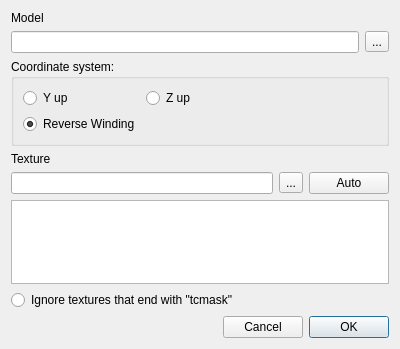
Above: tools/wmit/ImportDialog.ui from cybersphinx/wzgraphicsmods before the change. Below: the same form after it.
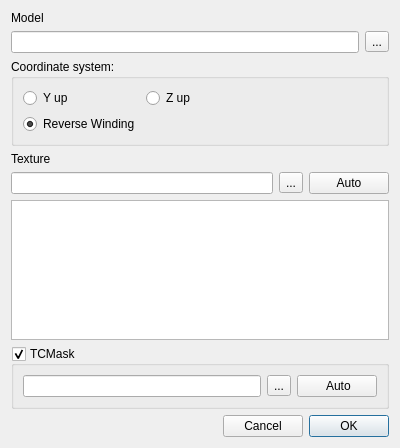
That is the form after the change.

Commit message: Commit TCMask feature (working but incomplete.) **WARNING** Contains temporary & volatile code!

What changed in the file:
```diff
--- a/tools/wmit/ImportDialog.ui
+++ b/tools/wmit/ImportDialog.ui
@@ -7,7 +7,7 @@
     <x>0</x>
     <y>0</y>
     <width>400</width>
-    <height>349</height>
+    <height>448</height>
    </rect>
   </property>
   <property name="windowTitle">
@@ -116,13 +116,36 @@
     <widget class="QListWidget" name="lw_autoFoundTextures"/>
    </item>
    <item>
-    <widget class="QRadioButton" name="radioButton">
-     <property name="text">
-      <string>Ignore textures that end with &quot;tcmask&quot;</string>
+    <widget class="QGroupBox" name="gb_tcmask">
+     <property name="title">
+      <string>TCMask</string>
      </property>
-     <property name="autoExclusive">
-      <bool>false</bool>
+     <property name="checkable">
+      <bool>true</bool>
      </property>
+     <layout class="QVBoxLayout" name="verticalLayout">
+      <item>
+       <layout class="QHBoxLayout" name="horizontalLayout_5">
+        <item>
+         <widget class="QLineEdit" name="le_tcmFName"/>
+        </item>
+        <item>
+         <widget class="QToolButton" name="tb_seekTcmFName">
+          <property name="text">
+           <string>...</string>
+          </property>
+         </widget>
+        </item>
+        <item>
+         <widget class="QPushButton" name="pb_autoTCM">
+          <property name="text">
+           <string> Auto</string>
+          </property>
+         </widget>
+        </item>
+       </layout>
+      </item>
+     </layout>
     </widget>
    </item>
    <item>
```
The commit also changes 21 other files.
